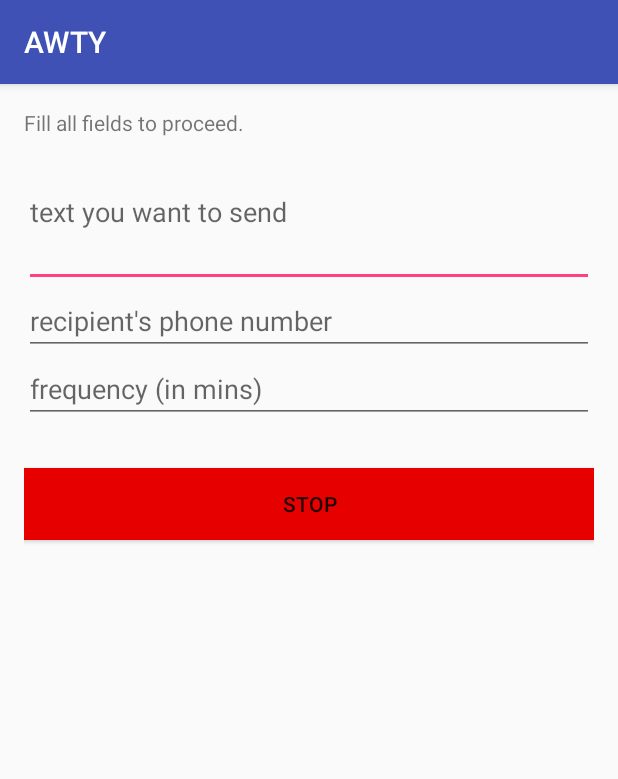
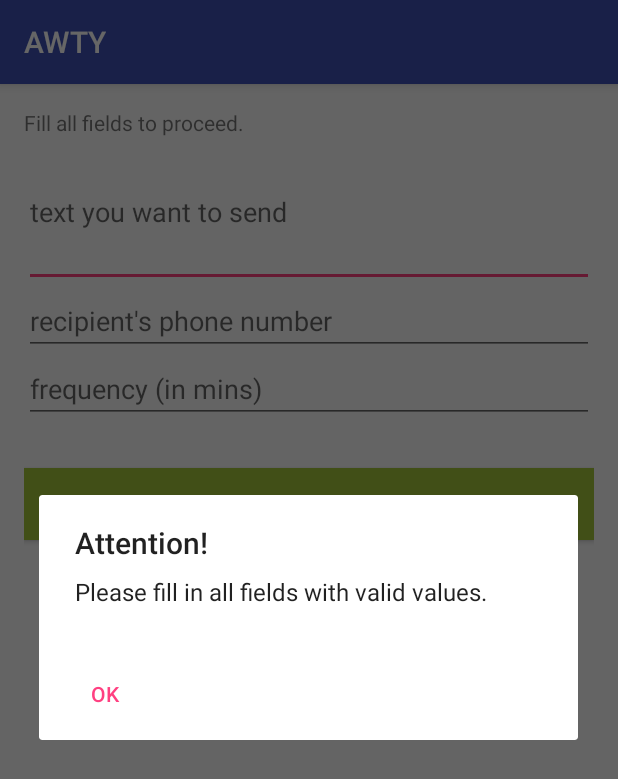
Before and after one commit to lalinw/awty, an Android app: the screen it shows after launch (MainActivity), after a tap on "START", on a phone screen of 412 x 824 dp. Shown: the top 779 px of the screen. Run offline under Robolectric (Android 15) with nearby library versions, the phone set to English and light mode, and no system bars; 1 statement that could not run was skipped.

Commit message:
works now :)

```diff
--- a/AWTY/app/src/main/java/lalinw/washington/edu/awty/MainActivity.java
+++ b/AWTY/app/src/main/java/lalinw/washington/edu/awty/MainActivity.java
@@ -3,9 +3,11 @@ package lalinw.washington.edu.awty;
 import android.app.AlarmManager;
 import android.app.PendingIntent;
 import android.content.Context;
+import android.content.DialogInterface;
 import android.content.Intent;
 import android.graphics.Color;
 import android.os.SystemClock;
+import android.support.v7.app.AlertDialog;
 import android.support.v7.app.AppCompatActivity;
 import android.os.Bundle;
 import android.view.View;
@@ -16,33 +18,43 @@ import android.widget.Toast;
 public class MainActivity extends AppCompatActivity {
 
     public PendingIntent pendingIntent;
+    public Intent alarmIntent;
     private static boolean start = false;
-    public AlarmManager alarmManager;
 
     @Override
     protected void onCreate(Bundle savedInstanceState) {
         super.onCreate(savedInstanceState);
         setContentView(R.layout.activity_main);
 
+        final Button stst = (Button) findViewById(R.id.start_stop);
+
+        if (start) {
+            stst.setText("Stop");
+            stst.setBackgroundColor(Color.parseColor("#e60000"));
+        } else {
+            stst.setText("Start");
+            stst.setBackgroundColor(Color.parseColor("#a4c639"));
+        }
         //red hex #e60000
         //green hex #a4c639
+
 
         final EditText et_msg = (EditText) findViewById(R.id.message);
         final EditText et_phn = (EditText) findViewById(R.id.phone);
         final EditText et_frq = (EditText) findViewById(R.id.time);
 
-        /* Retrieve a PendingIntent that will perform a broadcast */
-        Intent alarmIntent = new Intent(MainActivity.this, AlarmReceiver.class);
-        pendingIntent = PendingIntent.getBroadcast(MainActivity.this, 0, alarmIntent, 0);
-
-        final Button stst = (Button) findViewById(R.id.start_stop);
         stst.setOnClickListener(new View.OnClickListener() {
             public void onClick(View v) {
+                /* Retrieve a PendingIntent that will perform a broadcast */
+                alarmIntent = new Intent(getApplicationContext(), AlarmReceiver.class);
+                pendingIntent = PendingIntent.getBroadcast(getApplicationContext(), 0, alarmIntent, PendingIntent.FLAG_UPDATE_CURRENT);
+
                 String msg = et_msg.getText().toString();
                 String phn = et_phn.getText().toString();
                 String frq_str = et_frq.getText().toString();
                 int frq = Integer.parseInt(frq_str);
 
+                if (msg.length() > 0 && phn.length() > 0 && frq > 0) {
                     if (start) {
                         //alarm manager is running, stop the service
                         start = false;
@@ -51,23 +63,39 @@ public class MainActivity extends AppCompatActivity {
                         cancel();
                     } else {
                         //starts the alarm manager
+                        alarmIntent.putExtra("phone", phn);
+                        alarmIntent.putExtra("message", msg);
+                        pendingIntent = PendingIntent.getBroadcast(getApplicationContext(), 0, alarmIntent, PendingIntent.FLAG_UPDATE_CURRENT);
                         start = true;
                         stst.setText("Stop");
                         stst.setBackgroundColor(Color.parseColor("#e60000"));
-                    start(msg, phn, frq);
+                        start(frq);
                     }
+
+                } else {
+                    AlertDialog alertDialog = new AlertDialog.Builder(MainActivity.this).create();
+                    alertDialog.setTitle("Attention!");
+                    alertDialog.setMessage("Please fill in all fields with valid values.");
+                    alertDialog.setButton(AlertDialog.BUTTON_NEUTRAL, "OK",
+                            new DialogInterface.OnClickListener() {
+                                public void onClick(DialogInterface dialog, int which) {
+                                    dialog.dismiss();
+                                }
+                            });
+                    alertDialog.show();
+                }
+
+
             }
         });
 
     }
 
-    public void start(String message, String phone, int minutes) {
+    public void start(int minutes) {
         AlarmManager manager = (AlarmManager) getSystemService(Context.ALARM_SERVICE);
-        int interval = 1000 * 2 * minutes; //time in milliseconds
-        String phoneStyled = "(" + phone.substring(0, 3) + ") " + phone.substring(3, 6) + "-" + phone.substring(6);
-
-        manager.setRepeating(AlarmManager.RTC_WAKEUP, SystemClock.elapsedRealtime(), interval, pendingIntent);
-        Toast.makeText(this, phoneStyled + ": " + message, Toast.LENGTH_SHORT).show();
+        int interval = 1000 * 60 * minutes; //time in milliseconds
+        manager.setInexactRepeating(AlarmManager.RTC_WAKEUP, SystemClock.elapsedRealtime(), interval, pendingIntent);
+        Toast.makeText(this, "AWTY started", Toast.LENGTH_SHORT).show();
     }
 
     public void cancel() {
```
Also changed, not shown: AWTY/app/src/main/AndroidManifest.xml (+6 -7 lines), AWTY/app/src/main/java/lalinw/washington/edu/awty/AlarmReceiver.java (+7 -2 lines), AWTY/app/src/main/java/lalinw/washington/edu/awty/DeviceBootReceiver.java (deleted, +0 -30 lines), 2 other files. Lines whose indentation alone changed are shown as unchanged.
